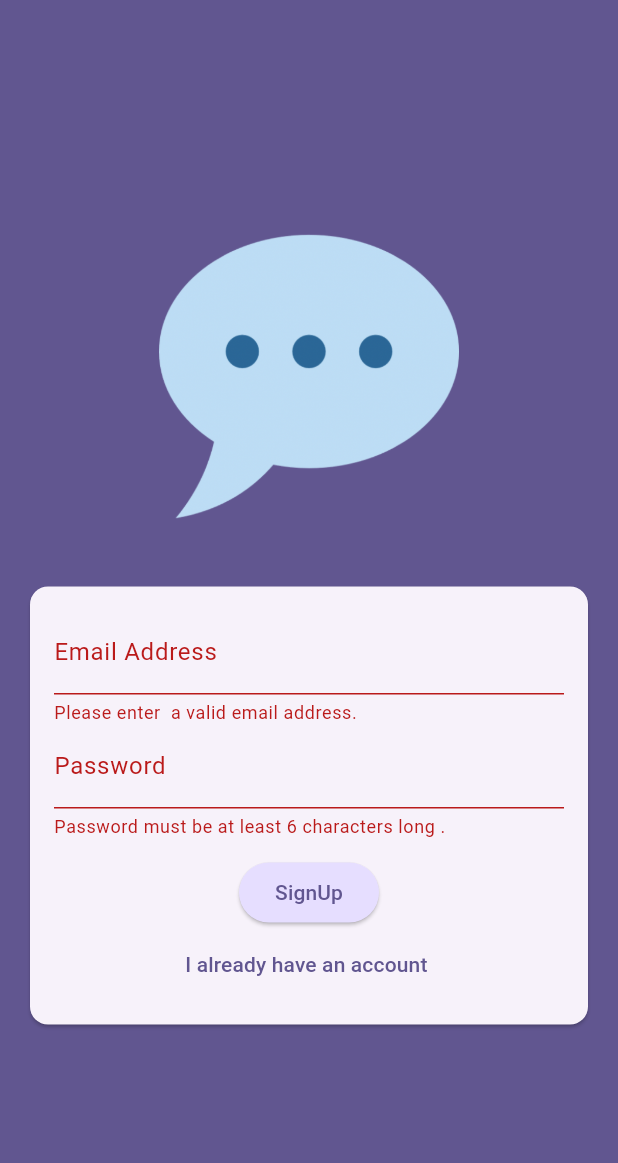
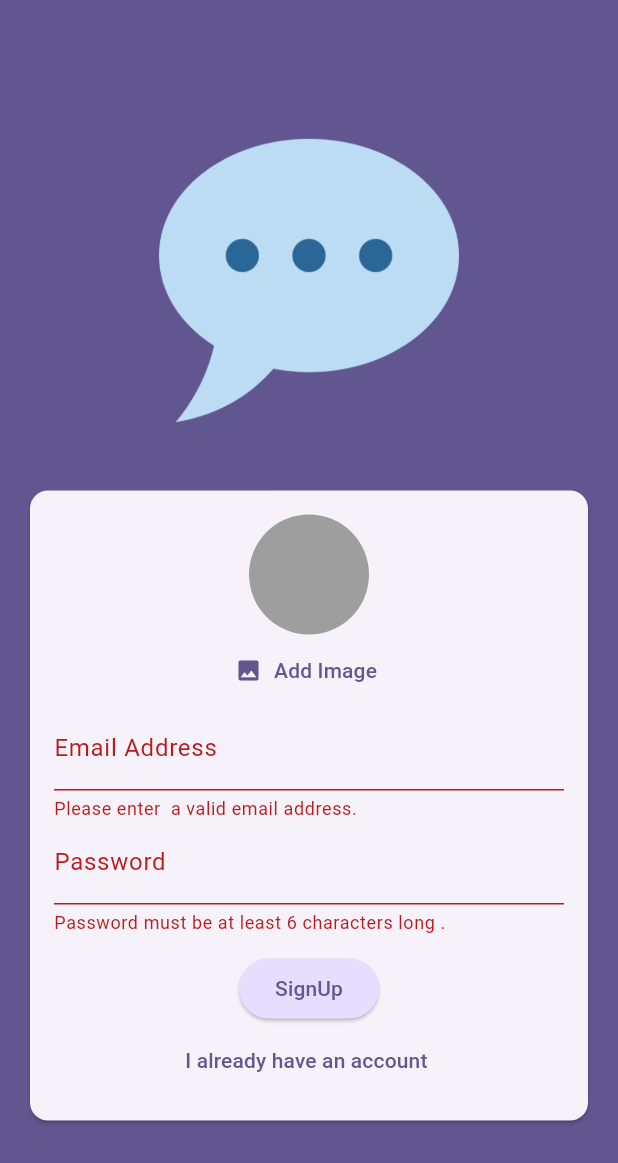
Before and after one commit to purbashis/chatapp, a Flutter app: the screen it shows after launch, after a tap on "Login", after a tap on "Create an account", on a phone screen of 412 x 824 dp. Shown: the top 1163 px of the screen. Run offline on Flutter 3.47's test engine with Material 3 defaults, Android fonts, the phone set to English and light mode, and no system bars; our stand-ins replace firebase_auth, firebase_core, image_picker; accounts and stored records are empty.

Commit message:
using image picker

```diff
--- a/lib/screens/auth.dart
+++ b/lib/screens/auth.dart
@@ -1,3 +1,4 @@
+import 'package:chatapp/widgets/user_image_picker.dart';
 import 'package:firebase_auth/firebase_auth.dart';
 import 'package:flutter/material.dart';
 
@@ -70,6 +71,9 @@ class _AuthScreenState extends State<AuthScreen> {
                         child: Column(
                           mainAxisSize: MainAxisSize.min,
                           children: [
+
+                            if(!_isLogin)
+                            UserImagePicker(),
                             TextFormField(
                               decoration: const InputDecoration(
                                   labelText: 'Email Address'),
--- a/lib/widgets/user_image_picker.dart
+++ b/lib/widgets/user_image_picker.dart
@@ -1,4 +1,7 @@
+import 'dart:io';
+
 import 'package:flutter/material.dart';
+import 'package:image_picker/image_picker.dart';
 
 class UserImagePicker extends StatefulWidget {
   const UserImagePicker({super.key});
@@ -8,18 +11,39 @@ class UserImagePicker extends StatefulWidget {
 }
 
 class _UserImagePickerState extends State<UserImagePicker> {
+  File? _pickedImageFile;
+
+  void _pickImage() async {
+    final pickedImage = await ImagePicker().pickImage(
+      source: ImageSource.camera,
+      imageQuality: 50,
+      maxHeight: 150,
+    );
+    if (pickedImage == null) {
+      return;
+    }
+    setState(() {
+      _pickedImageFile = File(pickedImage.path);
+    });
+  }
+
   @override
   Widget build(BuildContext context) {
     return Column(
       children: [
         CircleAvatar(
-          radius:  40 ,
+          radius: 40,
           backgroundColor: Colors.grey,
-          foregroundColor: ...,
+          foregroundImage:
+              _pickedImageFile != null ? FileImage(_pickedImageFile!) : null,
         ),
-        TextButton.icon(onPressed: (){}, icon: Icon(Icons.image), label: Text('Add Image',style: TextStyle(
-          color: Theme.of(context).primaryColor
-        ) ,))
+        TextButton.icon(
+            onPressed: _pickImage,
+            icon: const Icon(Icons.image),
+            label: Text(
+              'Add Image',
+              style: TextStyle(color: Theme.of(context).colorScheme.primary),
+            ))
       ],
     );
   }
```
